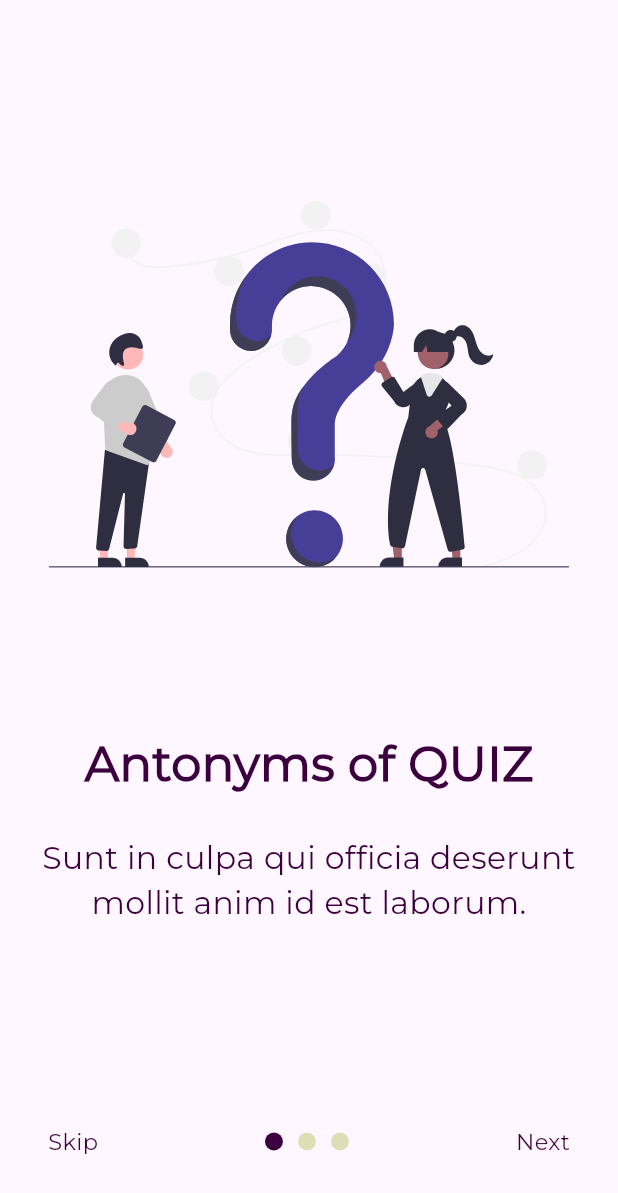
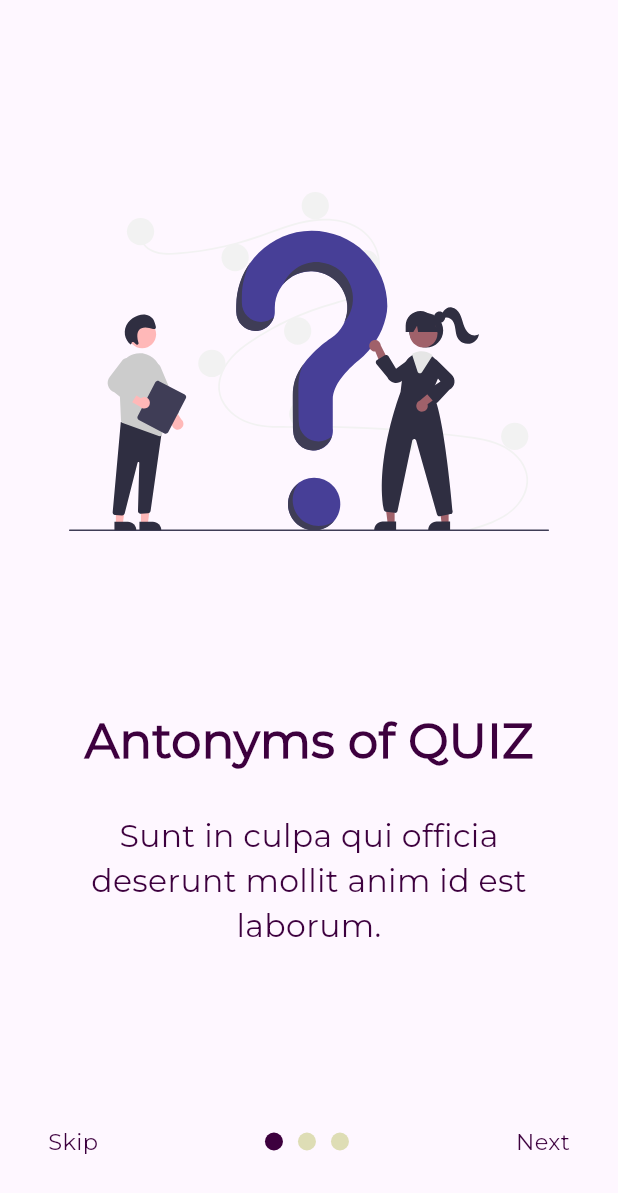
Before and after one commit to Ny6358528/Quiz-App, a Flutter app: the OnboardingScreen screen opened by its route, swiped to page 2, on a phone screen of 412 x 824 dp. Shown: the top 1193 px of the screen. Run offline on Flutter 3.47's test engine with Material 3 defaults, Android fonts, the phone set to English and light mode, and no system bars; drawn by our look-alikes of dots_indicator; our stand-ins replace flutter_svg.

Commit message:
add controller to page view

```diff
--- a/lib/controller/onboarding/onboarding_controller.dart
+++ b/lib/controller/onboarding/onboarding_controller.dart
@@ -1,4 +1,6 @@
 import 'dart:async';
+
+import 'package:flutter/cupertino.dart';
 
 class OnboardingController {
   int currentPage=0;
@@ -6,16 +8,19 @@ class OnboardingController {
   late StreamController<int> _dotStreamController;
   late Sink<int> inPutDotStream;
   late Stream<int> outPutDotStream;
+  late PageController onBoardingPageViewController;
   OnboardingController(){
     _dotStreamController=StreamController();
     inPutDotStream=_dotStreamController.sink;
     outPutDotStream=_dotStreamController.stream;
     inPutDotStream.add(currentPage);
+    onBoardingPageViewController=PageController();
   }
 
   void onDotTapped(int index){
     currentPage=index;
     inPutDotStream.add(currentPage);
+    onBoardingPageViewController.animateToPage(currentPage, duration: Duration(milliseconds: 400), curve: Curves.easeIn);
   }
   void onNextTapped(){
     if(currentPage==2){
@@ -23,11 +28,14 @@ class OnboardingController {
     }else{
       currentPage++;
     }
+    onBoardingPageViewController.animateToPage(currentPage, duration: Duration(milliseconds: 400), curve: Curves.easeIn);
     inPutDotStream.add(currentPage);
+
   }
 
   void Disposed(){
     _dotStreamController.close();
     inPutDotStream.close();
+    onBoardingPageViewController.dispose();
   }
 }
--- a/lib/core/resources/padding_managers.dart
+++ b/lib/core/resources/padding_managers.dart
@@ -1,5 +1,6 @@
 class PaddingManagers {
   static const double p5=5;
   static const double p32=32;
+  static const double p46=46;
   static const double p52=52;
 }
--- a/lib/view/on_boarding/screens/onboarding_screen.dart
+++ b/lib/view/on_boarding/screens/onboarding_screen.dart
@@ -35,6 +35,7 @@ class _OnboardingScreenState extends State<OnboardingScreen> {
         children: [
           Expanded(
             child: PageView.builder(
+              controller: onboardingController.onBoardingPageViewController,
               itemCount: ConstValues.onBoardingList.length,
               itemBuilder: (context, index) {
                 return CustomItemsOnBoardingScreen(
--- a/lib/view/on_boarding/widgets/custom_items_on_boarding_screen.dart
+++ b/lib/view/on_boarding/widgets/custom_items_on_boarding_screen.dart
@@ -1,5 +1,6 @@
 import 'package:flutter/material.dart';
 import 'package:flutter_svg/svg.dart';
+import 'package:quizapp/core/resources/padding_managers.dart';
 import 'package:quizapp/core/resources/string_managers.dart';
 
 import '../../../core/resources/asset_values_managers.dart';
@@ -15,7 +16,9 @@ class CustomItemsOnBoardingScreen extends StatelessWidget {
 final OnBoardingModel onBoardingModel;
   @override
   Widget build(BuildContext context) {
-    return Center(
+    return Padding(
+      padding: const EdgeInsets.symmetric(horizontal: PaddingManagers.p46),
+      child: Center(
         child: SingleChildScrollView(
           child: Column(
               crossAxisAlignment: CrossAxisAlignment.center,
@@ -31,8 +34,7 @@ final OnBoardingModel onBoardingModel;
                   color: ColorsManagers.kSecenrdyColor,
                 ),),
                 SizedBox(height: HeightManagers.h24,),
-              Center(
-                child: Text(textAlign: TextAlign.center,
+                Text(textAlign: TextAlign.center,
 
 
                   onBoardingModel.onBoardingDescription,style: TextStyle(
@@ -40,8 +42,8 @@ final OnBoardingModel onBoardingModel;
                     fontWeight: FontWeight.w400,
                     color: ColorsManagers.kSecenrdyColor,
                   ),),
+              ]
           ),
-            ]
         ),
       ),
     );
```
Lines whose indentation alone changed are shown as unchanged.
